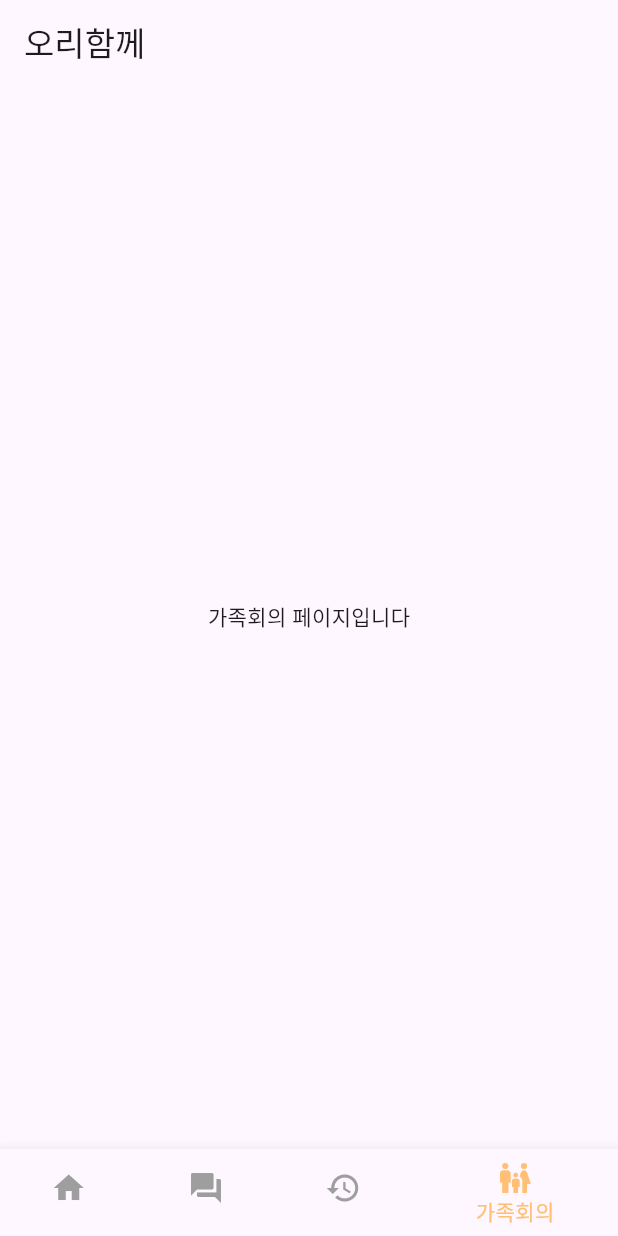
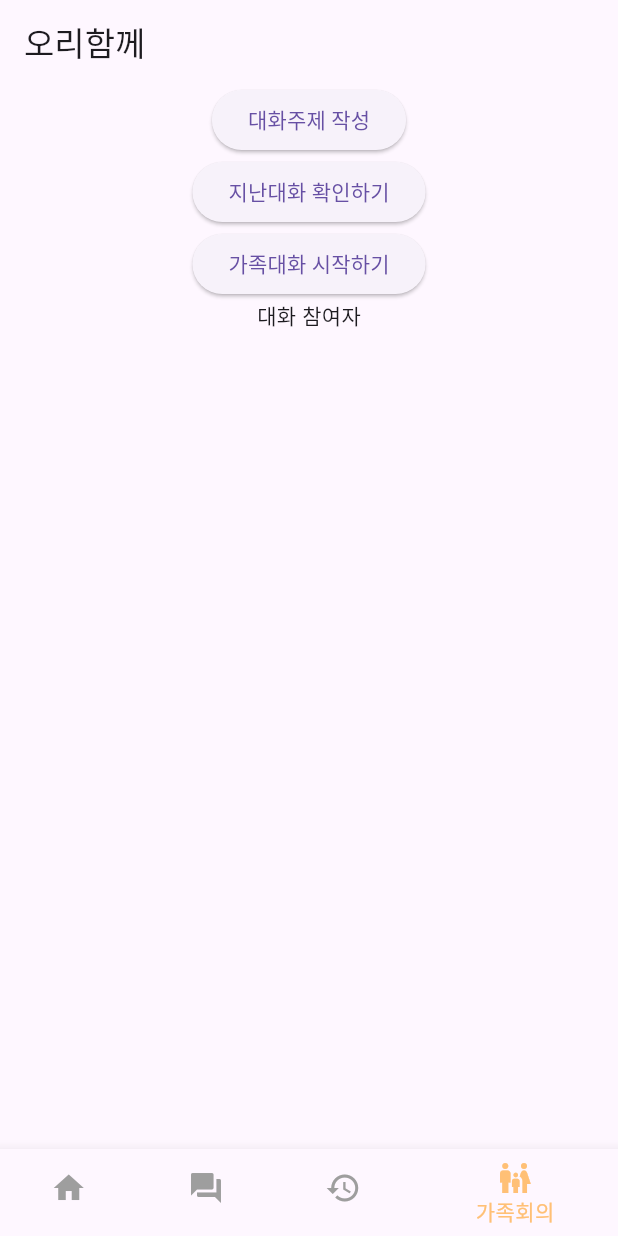
Before and after one commit to windylung/mobile-platform-2024, a Flutter app: the screen it shows after launch, item 4 of the bottom bar chosen, on a phone screen of 412 x 824 dp. Run offline on Flutter 3.47's test engine with Material 3 defaults, Android fonts, the phone set to English and light mode, and no system bars.

Commit message:
feat.가족회의 안건 입력 기능 추가

```diff
--- a/lib/family_together.dart
+++ /dev/null
@@ -1,14 +0,0 @@
-import 'package:flutter/cupertino.dart';
-
-class FamilyTogether extends StatelessWidget {
-  const FamilyTogether({super.key});
-
-  @override
-  Widget build(BuildContext context){
-    return Container(
-      child: Center(
-        child: Text("가족회의 페이지입니다"),
-      ),
-    );
-  }
-}
--- /dev/null
+++ b/lib/family_together/family_together.dart
@@ -0,0 +1,40 @@
+import 'package:flutter/cupertino.dart';
+import 'package:flutter/material.dart';
+
+class FamilyTogetherPage extends StatefulWidget {
+  const FamilyTogetherPage({super.key});
+
+  @override
+  State<FamilyTogetherPage> createState() => _FamilyTogetherPageState();
+}
+
+class _FamilyTogetherPageState extends State<FamilyTogetherPage> {
+  @override
+  void initState() => super.initState();
+
+  @override
+  Widget build(BuildContext context) {
+    return Container(
+      child: Center(
+          child: Column(
+        children: [
+          ElevatedButton(
+              onPressed: () =>
+                  Navigator.pushNamed(context, '/family_together/agenda'),
+              child: Text("대화주제 작성")),
+          ElevatedButton(
+              onPressed: () =>
+                  Navigator.pushNamed(context, '/family_together/history'),
+              child: Text("지난대화 확인하기")),
+          ElevatedButton(
+              onPressed: () =>
+                  Navigator.pushNamed(context, '/family_together/agenda'),
+              child: Text("가족대화 시작하기")),
+          Container(
+            child: Text("대화 참여자"),
+          )
+        ],
+      )),
+    );
+  }
+}
--- a/lib/main.dart
+++ b/lib/main.dart
@@ -1,6 +1,8 @@
 import 'package:flutter/material.dart';
 import 'package:mobile_platform_2024/color.dart';
-import 'package:mobile_platform_2024/family_together.dart';
+import 'package:mobile_platform_2024/family_together/agenda.dart';
+import 'package:mobile_platform_2024/family_together/family_together.dart';
+import 'package:mobile_platform_2024/family_together/family_history.dart';
 import 'package:mobile_platform_2024/home.dart';
 import 'package:mobile_platform_2024/question_history.dart';
 import 'package:mobile_platform_2024/today_question.dart';
@@ -20,6 +22,14 @@ class MyApp extends StatelessWidget {
       navigatorKey: navigatorKey,
       title: 'Mobile Platform 2024',
       home: const MainPage(),
+      initialRoute: '/',
+      routes: {
+        // '/' : (context) => MainPage(),
+        '/family_together' : (context) => FamilyTogetherPage(),
+        '/family_together/agenda' : (context) => AgendaInputPage(),
+        '/family_together/history' : (context) => FamilyHistoryPage(),
+
+      },
     );
   }
 }
@@ -37,7 +47,7 @@ class _MainPageState extends State<MainPage> {
     Home(),
     TodayQuestion(),
     QuestionHistory(),
-    FamilyTogether(),
+    FamilyTogetherPage(),
   ];
 
   @override
```
Also changed, not shown: lib/family_together/agenda.dart (added, +70 -0 lines), lib/family_together/family_history.dart (added, +67 -0 lines), lib/family_together/history.dart (added, +9 -0 lines).
